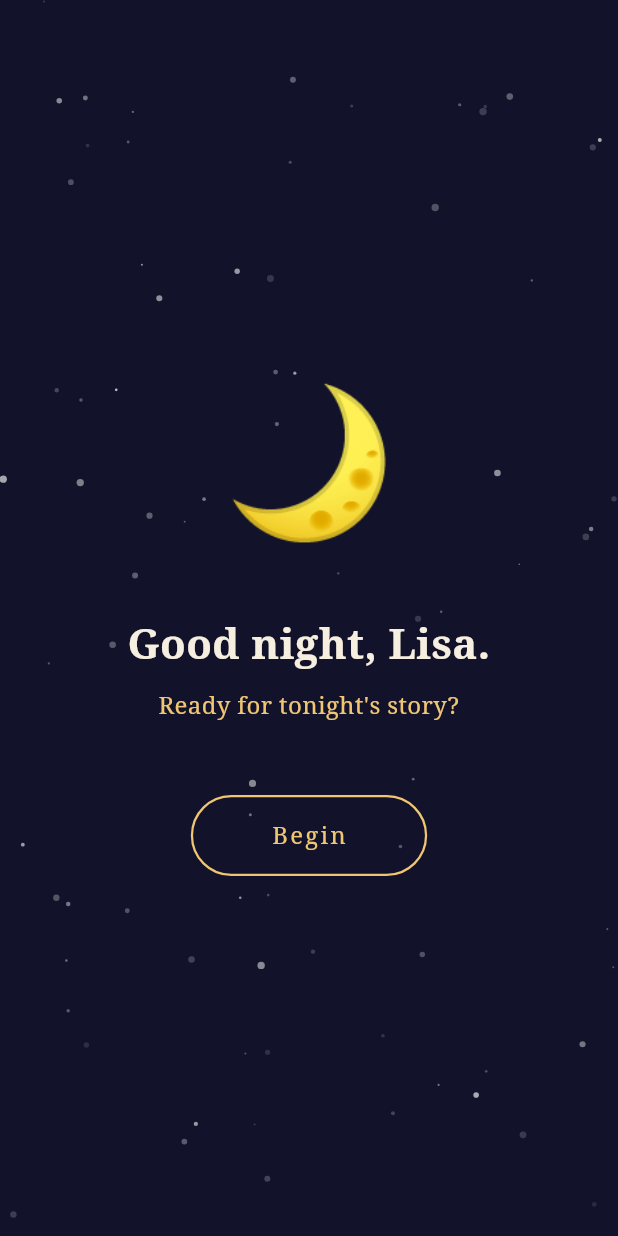
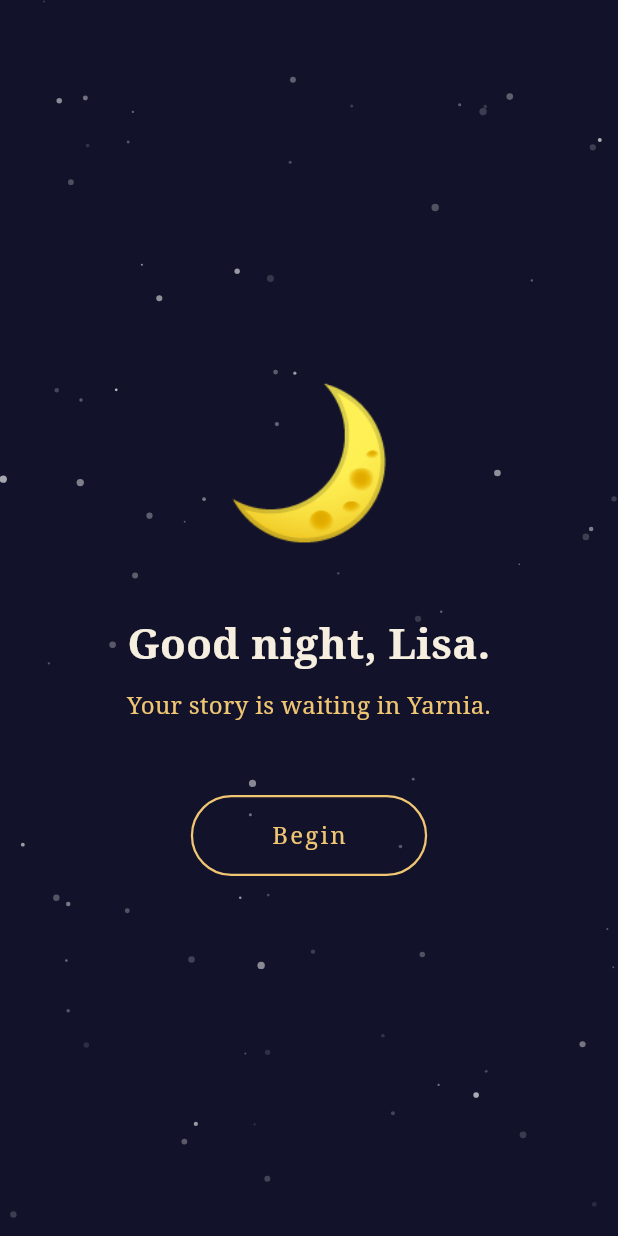
Before and after one commit to yarnia-quest/yarnia, a Flutter app: the screen it shows after launch, on a phone screen of 412 x 824 dp. Run offline on Flutter 3.47's test engine with Material 3 defaults, Android fonts, the phone set to English and light mode, and no system bars; our stand-ins replace just_audio, permission_handler, share_plus, speech_to_text, wakelock_plus; missing offline and left inert: elevenlabs_agents.

Commit message:
copy: yarnia-themed status labels and greeting

```diff
--- a/app/flutter/lib/screens/agent_screen.dart
+++ b/app/flutter/lib/screens/agent_screen.dart
@@ -288,7 +288,7 @@ class _StatusLabel extends StatelessWidget {
     final text = error != null
         ? 'Something went wrong'
         : status == ConversationStatus.disconnected
-            ? 'Preparing your story…'
+            ? 'Travelling to Yarnia…'
             : isSpeaking
                 ? 'Yarnia is speaking…'
                 : 'Your turn…';
--- a/app/flutter/lib/screens/greeting_screen.dart
+++ b/app/flutter/lib/screens/greeting_screen.dart
@@ -76,7 +76,7 @@ class _GreetingScreenState extends State<GreetingScreen> with SingleTickerProvid
                           ),
                           const SizedBox(height: 10),
                           Text(
-                            "Ready for tonight's story?",
+                            'Your story is waiting in Yarnia.',
                             style: const TextStyle(fontFamily: 'serif', fontSize: 16, color: gold),
                             textAlign: TextAlign.center,
                           ),
```
